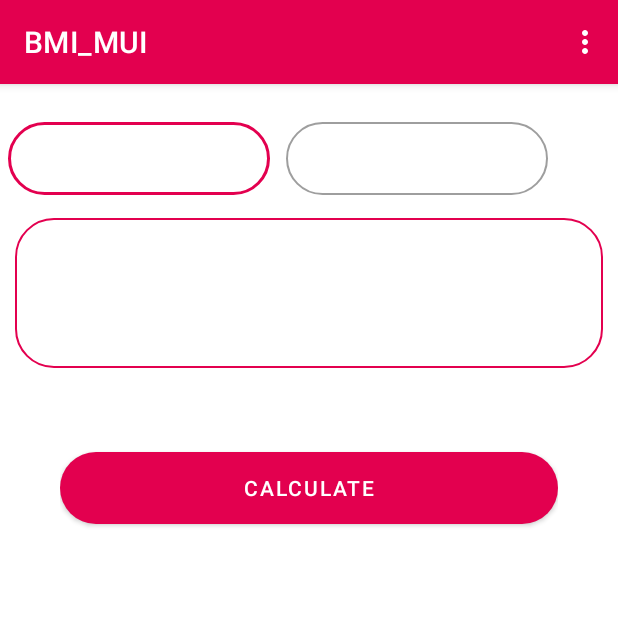
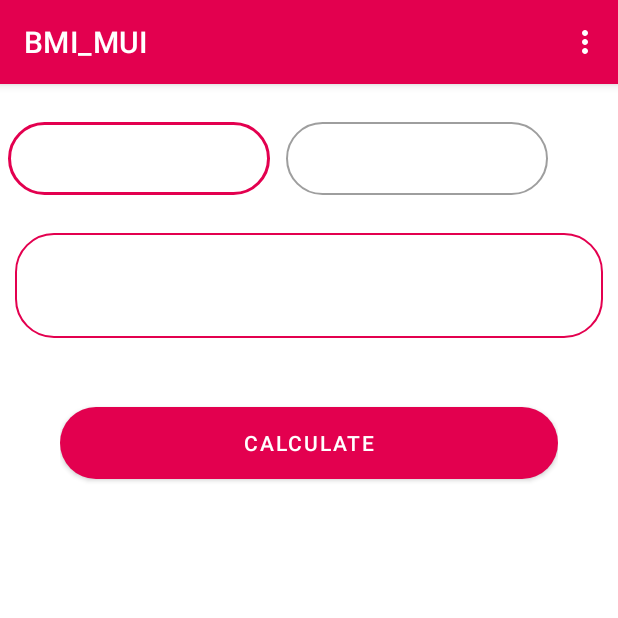
Before and after one commit to siddhantpatel01/BMI_MUI, an Android app: the screen it shows after launch (MainActivity), on a phone screen of 412 x 824 dp, the top half of it. Run offline under Robolectric (Android 15) with nearby library versions, the phone set to English and light mode, and no system bars; our stand-ins replace data binding; 2 statements that could not run were skipped.

Commit message:
MVVM Architecture

```diff
--- /dev/null
+++ b/app/src/main/java/Factory/ViewModelFactory.kt
@@ -0,0 +1,15 @@
+package Factory
+
+import androidx.lifecycle.ViewModel
+import androidx.lifecycle.ViewModelProvider
+import com.example.bmi_mui.BmiViewModel
+
+
+class ViewModelFactory(private  var BMI: Double) : ViewModelProvider.Factory {
+    override fun <T : ViewModel> create(modelClass: Class<T>): T {
+        if (modelClass.isAssignableFrom(BmiViewModel::class.java)){
+            return BmiViewModel(BMI) as T
+        }
+        throw IllegalArgumentException("Unknown viewmodel class") // ye code chal raha hi
+    }
+}
--- /dev/null
+++ b/app/src/main/java/ViewModel/BmiViewModel.kt
@@ -0,0 +1,46 @@
+package com.example.bmi_mui
+
+import androidx.lifecycle.LiveData
+import androidx.lifecycle.MutableLiveData
+import androidx.lifecycle.ViewModel
+import kotlin.math.roundToInt
+
+class BmiViewModel(BMI: Double) : ViewModel() {
+    var _count: MutableLiveData<Double> = MutableLiveData()
+    var BMI: LiveData<Double> = _count
+    var healthStatus : MutableLiveData<String> = MutableLiveData()
+
+    //var BMI :Double ?= null
+
+    init {
+        _count.value = BMI
+
+    }
+
+
+    fun caculateBmi(height: Double, weight: Double) {
+        val Height_in_metre = height.toFloat() / 100
+        val total = weight.toFloat() / (Height_in_metre * Height_in_metre)
+        val x = (total * 100).roundToInt() / 100.0
+      // _count.value = x
+
+        if (x < 18.5) {
+           //var a =  "$x \n You are under weight "
+            healthStatus.value = "You are under weight "
+            _count.value = x
+        } else if (x >= 18.5 && x < 24.9) {
+            healthStatus.value = "You are healthy "
+            _count.value = x
+
+        } else if (x >= 24.9 && x < 30) {
+            healthStatus.value = "You are Over weight "
+            _count.value = x
+        } else {
+           // _count.value.toString().plus("You are suffering Obesity ")
+            healthStatus.value = "You are suffering Obesity "
+            _count.value =x
+        }
+    }
+
+
+}
--- a/app/src/main/res/layout/activity_main.xml
+++ b/app/src/main/res/layout/activity_main.xml
@@ -1,16 +1,28 @@
 <?xml version="1.0" encoding="utf-8"?>
+
 <layout xmlns:android="http://schemas.android.com/apk/res/android"
     xmlns:app="http://schemas.android.com/apk/res-auto"
     xmlns:tools="http://schemas.android.com/tools">
 
     <data>
+
+        <variable
+            name="myviewmodel"
+            type="com.example.bmi_mui.BmiViewModel" />
+
         <variable
             name="heights"
             type="String" />
+
         <variable
             name="weights"
             type="String" />
     </data>
+
+
+    <ScrollView
+        android:layout_width="match_parent"
+        android:layout_height="match_parent">
 
         <RelativeLayout
 
@@ -25,16 +37,17 @@
                 android:layout_width="185dp"
                 android:layout_height="wrap_content"
                 android:layout_marginTop="20dp"
+
+                android:gravity="center"
                 android:hint="@{heights}"
-            android:gravity="center"
                 app:shapeAppearanceOverlay="@style/ShapeAppearanceOverlay.MyApp.TextInputLayout.Rounded">
 
                 <com.google.android.material.textfield.TextInputEditText
                     android:id="@+id/height"
                     android:layout_width="match_parent"
                     android:layout_height="wrap_content"
+                    android:layout_margin="5dp"
                     android:editable="false"
-                android:layout_margin="5dp"
                     android:inputType="numberDecimal"
                     android:maxLines="1" />
             </com.google.android.material.textfield.TextInputLayout>
@@ -45,9 +58,9 @@
                 android:layout_width="185dp"
                 android:layout_height="wrap_content"
                 android:layout_marginTop="20dp"
-            android:hint="@{weights}"
                 android:layout_toRightOf="@+id/height_layout"
                 android:gravity="center"
+                android:hint="@{weights}"
                 app:shapeAppearanceOverlay="@style/ShapeAppearanceOverlay.MyApp.TextInputLayout.Rounded">
 
                 <com.google.android.material.textfield.TextInputEditText
@@ -60,34 +73,77 @@
                     android:maxLines="1" />
             </com.google.android.material.textfield.TextInputLayout>
 
+            <com.google.android.material.textfield.TextInputLayout
+                android:layout_width="match_parent"
+                android:layout_height="match_parent"
+                android:id="@+id/BMI_Result_layout"
+                android:layout_below="@+id/height_layout"
+                android:layout_marginLeft="10dp"
+                android:layout_marginRight="10dp"
+                android:background="@drawable/blue_border_rounded_cornwe2"
+                android:layout_marginTop="20dp">
 
                 <com.google.android.material.textview.MaterialTextView
                     android:id="@+id/BMI_Result"
                     android:layout_width="match_parent"
-            android:layout_height="100dp"
-            android:gravity="center"
-            android:textSize="15sp"
-            android:layout_below="@+id/height_layout"
+                    android:layout_height="20dp"
                     android:layout_marginStart="10dp"
+                    android:textColor="@color/black"
                     android:layout_marginTop="10dp"
                     android:layout_marginEnd="10dp"
                     android:layout_marginBottom="10dp"
-            android:background="@drawable/blue_border_rounded_cornwe2">
+                    android:gravity="center"
+                    android:textSize="15sp"
+                    android:text=""
 
+
+                >
+<!--
+                    android:text="@{String.valueOf(myviewmodel.BMI)}"
+-->
+
+
+
+
+
+                    <!--                android:text="@{String.valueOf(myviewmodel.BMI)}"-->
 
                 </com.google.android.material.textview.MaterialTextView>
 
+                <com.google.android.material.textview.MaterialTextView
+                    android:id="@+id/health_status"
+                    android:layout_width="match_parent"
+                    android:layout_height="20dp"
+                    android:layout_marginStart="10dp"
+                    android:textColor="@color/black"
+                    android:layout_marginEnd="10dp"
+                    android:layout_marginBottom="10dp"
+                    android:text=""
+                    android:gravity="center"
+                    android:textSize="15sp"
+
+                    >
+                   <!-- android:text="@{String.valueOf(myviewmodel.healthStatus)}"
+-->
+
+
+
+                    <!--                android:text="@{String.valueOf(myviewmodel.BMI)}"-->
+
+                </com.google.android.material.textview.MaterialTextView>
+
+            </com.google.android.material.textfield.TextInputLayout>
 
             <com.google.android.material.textfield.TextInputLayout
                 android:layout_width="match_parent"
                 android:layout_height="wrap_content"
-            android:layout_below="@+id/BMI_Result"
+                android:layout_below="@+id/BMI_Result_layout"
                 android:layout_margin="40dp"
                 android:layout_marginTop="50dp">
 
                 <com.google.android.material.button.MaterialButton
+                    android:id="@+id/btn_calculate"
                     android:layout_width="match_parent"
-                android:id="@+id/btn_calculate"
                     android:layout_height="60dp"
                     android:text="CALCULATE"
                     app:cornerRadius="100dp">
@@ -96,13 +152,13 @@
                 </com.google.android.material.button.MaterialButton>
 
                 <RatingBar
-                android:layout_marginTop="10dp"
                     android:id="@+id/rateus"
                     android:layout_width="wrap_content"
+                    android:layout_height="wrap_content"
                     android:layout_gravity="center"
+                    android:layout_marginTop="10dp"
+                    android:numStars="5"
                     android:theme="@style/RatingBar"
-                android:layout_height="wrap_content"
-                android:numStars="5"
                     android:visibility="gone"
 
 
@@ -111,4 +167,5 @@
 
 
         </RelativeLayout>
+    </ScrollView>
 </layout>
```
Also changed, not shown: app/build.gradle (+11 -0 lines), app/src/main/java/com/example/bmi_mui/MainActivity.kt (+64 -110 lines). Lines whose indentation alone changed are shown as unchanged.
